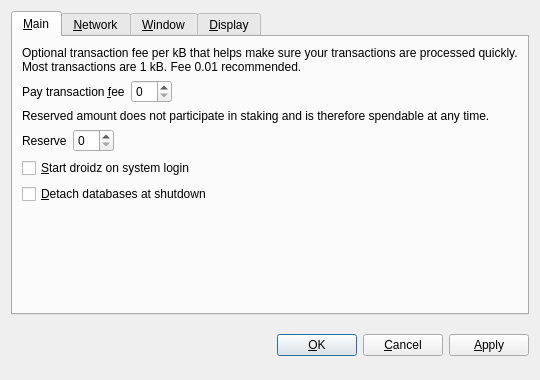
Old version of the form src/qt/forms/optionsdialog.ui in the repository DroidzDev/DroidX.
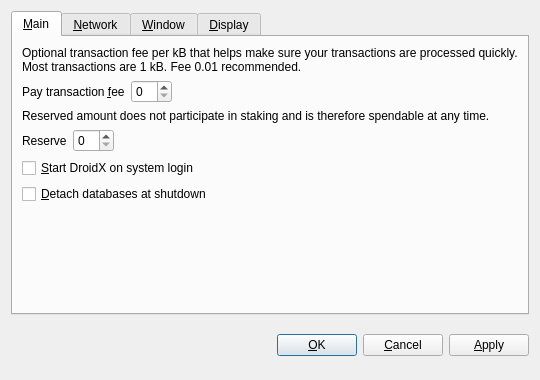
New version of the form. Custom widgets are drawn as their Qt base class.

```diff
--- a/src/qt/forms/optionsdialog.ui
+++ b/src/qt/forms/optionsdialog.ui
@@ -128,7 +128,7 @@
           <string>Automatically start droidz after logging in to the system.</string>
          </property>
          <property name="text">
-          <string>&amp;Start droidz on system login</string>
+          <string>&amp;Start DroidX on system login</string>
          </property>
         </widget>
        </item>
```
